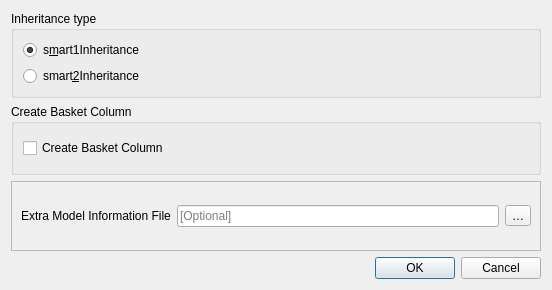
Qt form projectgenerator/ui/ili2db_options.ui (opengisch/QgisModelBaker) before a commit.
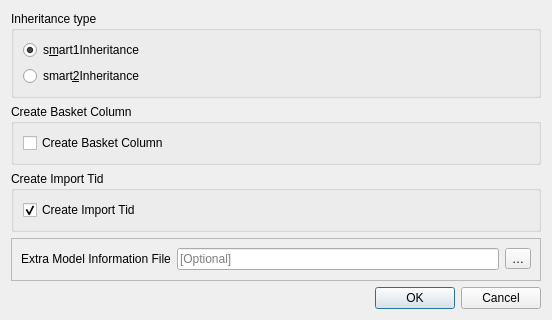
The same form after that commit.

Commit message: make create import tid optional

```diff
--- a/projectgenerator/ui/ili2db_options.ui
+++ b/projectgenerator/ui/ili2db_options.ui
@@ -7,7 +7,7 @@
     <x>0</x>
     <y>0</y>
     <width>552</width>
-    <height>290</height>
+    <height>320</height>
    </rect>
   </property>
   <property name="windowTitle">
@@ -53,7 +53,7 @@
      </layout>
     </widget>
    </item>
-   <item row="3" column="0">
+   <item row="4" column="0">
     <widget class="QDialogButtonBox" name="buttonBox">
      <property name="orientation">
       <enum>Qt::Horizontal</enum>
@@ -63,7 +63,7 @@
      </property>
     </widget>
    </item>
-   <item row="2" column="0">
+   <item row="3" column="0">
     <widget class="QFrame" name="frame">
      <property name="frameShape">
       <enum>QFrame::StyledPanel</enum>
@@ -121,6 +121,25 @@
      </layout>
     </widget>
    </item>
+   <item row="2" column="0">
+    <widget class="QGroupBox" name="groupBox_2">
+     <property name="title">
+      <string>Create Import Tid</string>
+     </property>
+     <layout class="QGridLayout" name="gridLayout_4">
+      <item row="0" column="0">
+       <widget class="QCheckBox" name="create_import_tid_checkbox">
+        <property name="text">
+         <string>Create Import Tid</string>
+        </property>
+        <property name="checked">
+         <bool>true</bool>
+        </property>
+       </widget>
+      </item>
+     </layout>
+    </widget>
+   </item>
   </layout>
  </widget>
  <resources/>
```
The commit also changes 4 other files.
